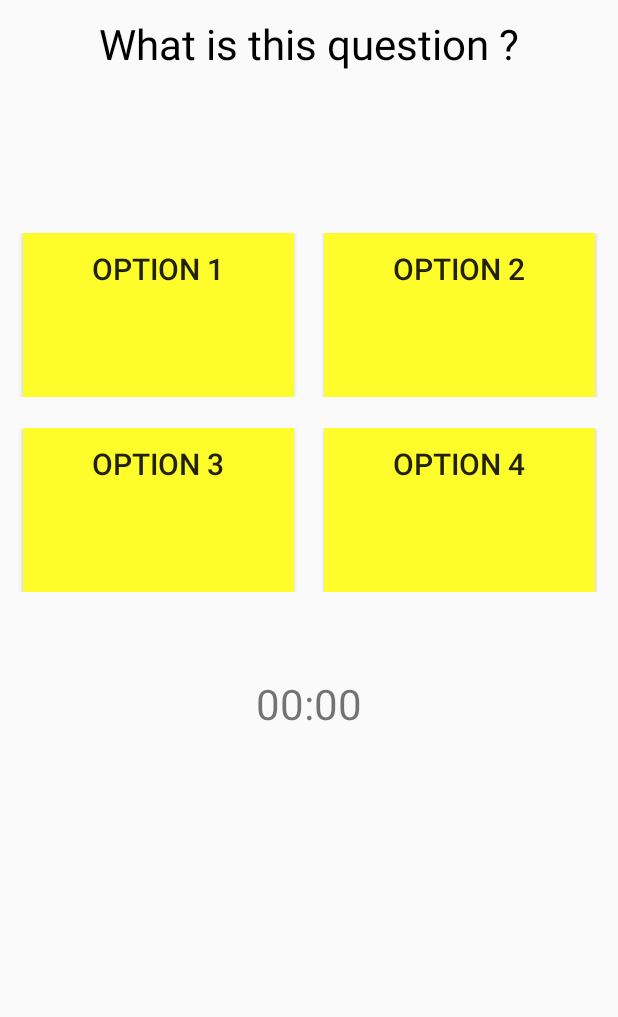
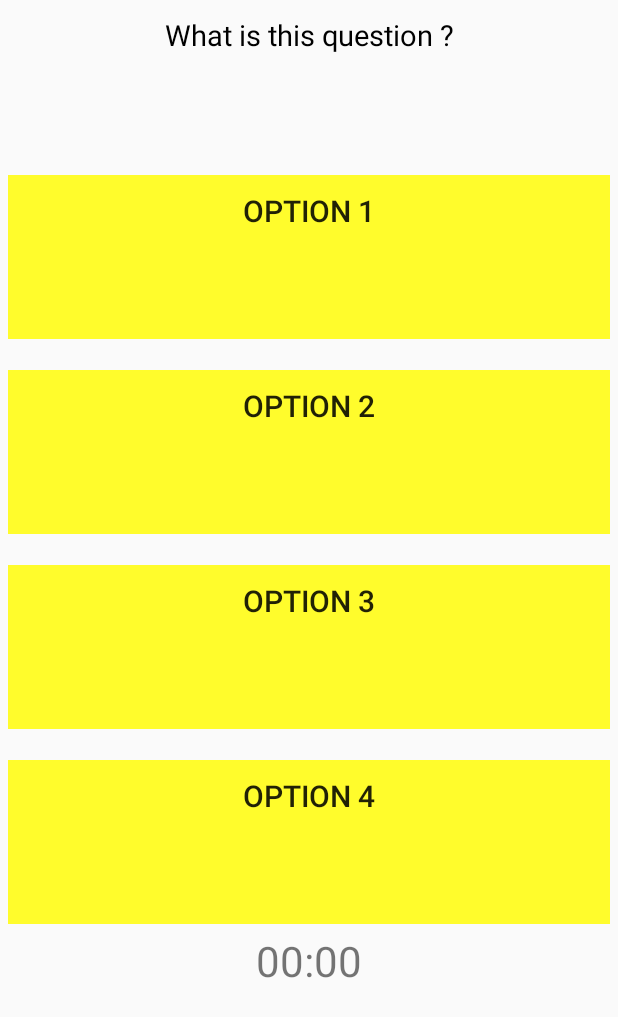
Before and after one commit to DaniloDev/quiz, an Android app: the layout activity_main.xml on its own in the app's theme, with its tools: preview values and no code run, on a phone screen of 412 x 824 dp. Shown: the top 1017 px of the screen. Run offline under Robolectric (Android 15) with nearby library versions, the phone set to English and light mode, and no system bars.

Commit message:
Modificação de kayout pra caber mais texto, aumento dos botões de escolha

```diff
--- a/app/src/main/java/com/arhte/MainActivity.java
+++ b/app/src/main/java/com/arhte/MainActivity.java
@@ -40,6 +40,7 @@ public class MainActivity extends AppCompatActivity {
     @Override
     protected void onCreate(Bundle savedInstanceState) {
         super.onCreate(savedInstanceState);
+        getSupportActionBar().hide();
         setContentView(R.layout.activity_main);
 
        // mScoreView = (TextView) findViewById(R.id.score);
--- a/app/src/main/java/com/arhte/ResultActivity.java
+++ b/app/src/main/java/com/arhte/ResultActivity.java
@@ -19,6 +19,7 @@ public class ResultActivity extends AppCompatActivity {
     @Override
     protected void onCreate(Bundle savedInstanceState) {
         super.onCreate(savedInstanceState);
+        getSupportActionBar().hide();
         setContentView(R.layout.activity_result);
 
         textViewt = findViewById(R.id.textViewtq);
--- a/app/src/main/res/layout/activity_main.xml
+++ b/app/src/main/res/layout/activity_main.xml
@@ -10,59 +10,38 @@
     <LinearLayout
         android:layout_width="match_parent"
         android:layout_height="match_parent"
-        android:orientation="vertical"
-        >
+        android:orientation="vertical">
 
         <TextView
+            android:id="@+id/questionsTxt"
             android:layout_width="match_parent"
-            android:layout_height="140dp"
-            android:id="@+id/questionsTxt"
-            android:textAlignment="center"
+            android:layout_height="101dp"
+            android:gravity="center_horizontal"
             android:padding="10dp"
             android:text="What is this question ?"
+            android:textAlignment="center"
             android:textColor="#000"
-            android:textSize="28sp"
-            android:gravity="center_horizontal" />
+            android:textSize="19sp" />
 
         <LinearLayout
             android:layout_width="match_parent"
             android:layout_height="120dp"
-            android:padding="5dp"
-            android:paddingTop="5dp"
             android:layout_marginTop="10dp"
             android:orientation="horizontal"
-            >
+            android:padding="5dp"
+            android:paddingTop="5dp">
 
             <Button
+                android:id="@+id/button1"
                 android:layout_width="0dp"
-            android:id="@+id/button1"
                 android:layout_height="match_parent"
                 android:layout_weight="1"
                 android:background="#FFFC2C"
+                android:gravity="center_horizontal"
                 android:padding="10dp"
-            android:layout_marginStart="10dp"
-            android:layout_marginEnd="10dp"
+                android:text="OPTION 1"
                 android:textAlignment="center"
-            android:textSize="20sp"
-            android:text="OPTION 1"
-            android:gravity="center_horizontal"
-            android:layout_marginLeft="10dp" />
-
-
-            <Button
-                android:layout_width="0dp"
-                android:id="@+id/button2"
-                android:layout_height="match_parent"
-                android:layout_weight="1"
-                android:background="#FFFC2C"
-                android:padding="10dp"
-                android:layout_marginStart="10dp"
-                android:layout_marginEnd="10dp"
-                android:textAlignment="center"
-                android:textSize="20sp"
-                android:text="OPTION 2"
-                android:gravity="center_horizontal"
-                android:layout_marginLeft="10dp" />
+                android:textSize="20sp" />
 
         </LinearLayout>
 
@@ -70,61 +49,88 @@
         <LinearLayout
             android:layout_width="match_parent"
             android:layout_height="120dp"
-            android:padding="5dp"
-            android:paddingTop="5dp"
             android:layout_marginTop="10dp"
             android:orientation="horizontal"
-            >
+            android:padding="5dp"
+            android:paddingTop="5dp">
 
             <Button
+                android:id="@+id/button2"
                 android:layout_width="0dp"
-                android:id="@+id/button3"
                 android:layout_height="match_parent"
                 android:layout_weight="1"
                 android:background="#FFFC2C"
+                android:gravity="center_horizontal"
                 android:padding="10dp"
-                android:layout_marginStart="10dp"
-                android:layout_marginEnd="10dp"
+                android:text="OPTION 2"
                 android:textAlignment="center"
-                android:textSize="20sp"
-                android:text="OPTION 3"
-                android:gravity="center_horizontal"
-                android:layout_marginLeft="10dp" />
+                android:textSize="20sp" />
 
-
-            <Button
-                android:layout_width="0dp"
-                android:id="@+id/button4"
-                android:layout_height="match_parent"
-                android:layout_weight="1"
-                android:background="#FFFC2C"
-                android:padding="10dp"
-                android:layout_marginStart="10dp"
-                android:layout_marginEnd="10dp"
-                android:textAlignment="center"
-                android:textSize="20sp"
-                android:text="OPTION 4"
-                android:gravity="center_horizontal"
-                android:layout_marginLeft="10dp" />
 
         </LinearLayout>
 
         <LinearLayout
             android:layout_width="match_parent"
-            android:layout_height="50dp"
+            android:layout_height="120dp"
+            android:layout_marginTop="10dp"
+            android:orientation="horizontal"
             android:padding="5dp"
+            android:paddingTop="5dp">
+
+            <Button
+                android:id="@+id/button3"
+                android:layout_width="0dp"
+                android:layout_height="match_parent"
+                android:layout_weight="1"
+                android:background="#FFFC2C"
+                android:gravity="center_horizontal"
+                android:padding="10dp"
+                android:text="OPTION 3"
+                android:textAlignment="center"
+                android:textSize="20sp" />
+
+
+        </LinearLayout>
+
+
+    <LinearLayout
+        android:layout_width="match_parent"
+        android:layout_height="120dp"
+        android:layout_marginTop="10dp"
         android:orientation="horizontal"
-            />
+        android:padding="5dp"
+        android:paddingTop="5dp">
+
+
+        <Button
+            android:id="@+id/button4"
+            android:layout_width="0dp"
+            android:layout_height="161dp"
+            android:layout_weight="1"
+            android:background="#FFFC2C"
+            android:gravity="center_horizontal"
+            android:padding="10dp"
+            android:text="OPTION 4"
+            android:textAlignment="center"
+            android:textSize="20sp" />
+    </LinearLayout>
+
+
+        <LinearLayout
+            android:layout_width="match_parent"
+            android:layout_height="37dp"
+            android:orientation="horizontal"
+            >
 
             <TextView
+                android:id="@+id/timerTxt"
                 android:layout_width="match_parent"
                 android:layout_height="wrap_content"
-            android:textSize="28sp"
+                android:gravity="center_horizontal"
                 android:text="00:00"
                 android:textAlignment="center"
-            android:id="@+id/timerTxt"
-            android:gravity="center_horizontal"
-            />
+                android:textSize="28sp" />
+        </LinearLayout>
 
         <!--  <TextView
             android:layout_width="match_parent"
```
Lines whose indentation alone changed are shown as unchanged.
